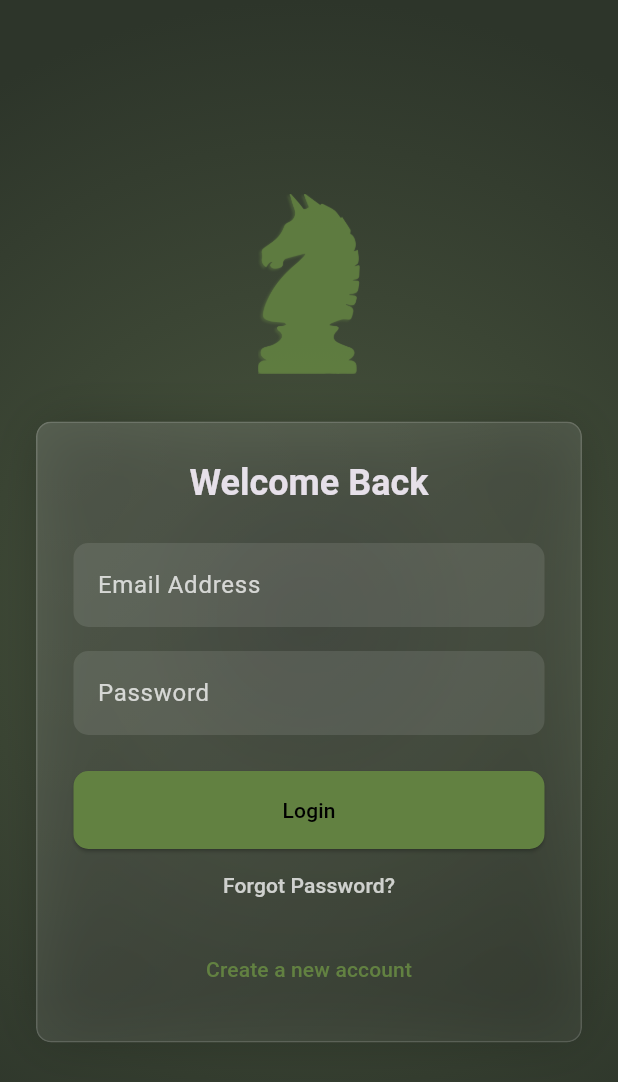
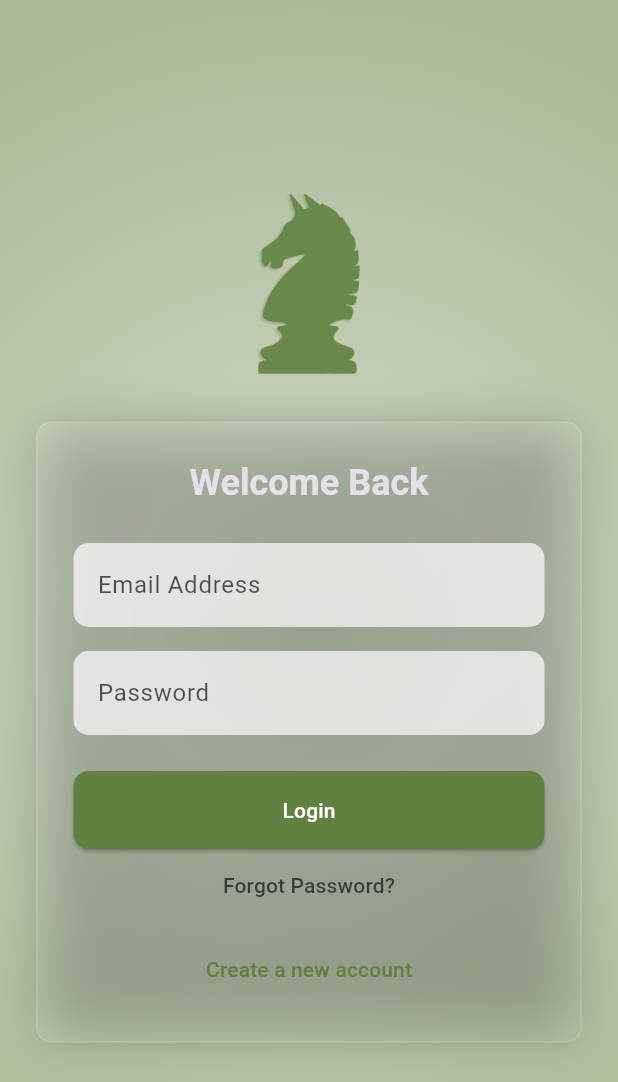
Before and after one commit to khurshid28/chess-mobile, a Flutter app: the screen it shows after launch, on a phone screen of 412 x 824 dp. Shown: the top 1082 px of the screen. Run offline on Flutter 3.47's test engine with Material 3 defaults, Android fonts, the phone set to English and light mode, and no system bars; our stand-ins replace cached_network_image, cloud_firestore, cloud_functions, connectivity_plus, country_picker, fast_immutable_collections and 6 more; missing offline and left inert: country_flags, dartchess; accounts and stored records are empty.

Commit message:
Lighten background colors to light theme and adjust text colors

```diff
--- a/lib/theme/app_theme.dart
+++ b/lib/theme/app_theme.dart
@@ -145,15 +145,15 @@ class AppTheme {
 
 
   static const Color kColorAccent = Color(0xFF628141);
-  static const Color kColorTextPrimary = Colors.white;
-  static const Color kColorTextSecondary = Color.fromRGBO(255, 255, 255, 0.75);
+  static const Color kColorTextPrimary = Color(0xFF1A1A1A);
+  static const Color kColorTextSecondary = Color.fromRGBO(26, 26, 26, 0.75);
   static const Color kColorWin = kColorAccent;
   static const Color kColorLoss = Color(0xFFF44336);
 
 
-  static const Color kBgColor1 = Color(0xFF3A4236);
-  static const Color kBgColor2 = Color(0xFF424D39);
-  static const Color kBgColor3 = Color(0xFF2D352A);
+  static const Color kBgColor1 = Color(0xFFB8C9A8);
+  static const Color kBgColor2 = Color(0xFFC5D0B8);
+  static const Color kBgColor3 = Color(0xFFAABB99);
 
 
   static const BoxDecoration backgroundDecoration = BoxDecoration(
@@ -184,16 +184,16 @@ class AppTheme {
 
       scaffoldBackgroundColor: kBgColor2,
 
-      cardColor: Colors.white.withAlpha(26),
-     dividerColor: Colors.white.withAlpha(38),
+      cardColor: Colors.white.withAlpha(204),
+     dividerColor: Colors.black.withAlpha(77),
       colorScheme: const ColorScheme.dark(
         primary: kColorAccent,
         secondary: kColorAccent,
 
 
        surface: kBgColor2,
-        onPrimary: Colors.black,
-        onSecondary: Colors.black,
+        onPrimary: Colors.white,
+        onSecondary: Colors.white,
         onSurface: kColorTextPrimary,
         error: kColorLoss,
         onError: Colors.white,
@@ -217,7 +217,7 @@ class AppTheme {
       elevatedButtonTheme: ElevatedButtonThemeData(
         style: ElevatedButton.styleFrom(
           backgroundColor: kColorAccent,
-          foregroundColor: Colors.black,
+          foregroundColor: Colors.white,
           shape: RoundedRectangleBorder(
 
             borderRadius: BorderRadius.circular(kBorderRadius),
@@ -246,7 +246,7 @@ class AppTheme {
 
       inputDecorationTheme: InputDecorationTheme(
         filled: true,
-       fillColor: Colors.white.withAlpha(26),
+       fillColor: Colors.white.withAlpha(178),
 
         border: OutlineInputBorder(
 
```
